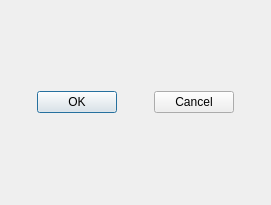
Qt form src/property/dialogs/textformateditdialog.ui (Gris87/ObjectController) before a commit.
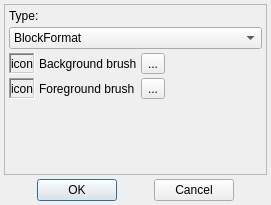
The same form after that commit.

Commit message: Frames for images

```diff
--- a/src/property/dialogs/textformateditdialog.ui
+++ b/src/property/dialogs/textformateditdialog.ui
@@ -20,6 +20,201 @@
    <property name="margin">
     <number>4</number>
    </property>
+   <item>
+    <widget class="QScrollArea" name="mainScrollArea">
+     <property name="widgetResizable">
+      <bool>true</bool>
+     </property>
+     <widget class="QWidget" name="scrollAreaWidgetContents">
+      <property name="geometry">
+       <rect>
+        <x>0</x>
+        <y>0</y>
+        <width>261</width>
+        <height>166</height>
+       </rect>
+      </property>
+      <layout class="QVBoxLayout" name="verticalLayout">
+       <property name="spacing">
+        <number>4</number>
+       </property>
+       <property name="margin">
+        <number>4</number>
+       </property>
+       <item>
+        <widget class="QLabel" name="typeLabel">
+         <property name="text">
+          <string>Type:</string>
+         </property>
+        </widget>
+       </item>
+       <item>
+        <widget class="QComboBox" name="typeComboBox">
+         <item>
+          <property name="text">
+           <string>BlockFormat</string>
+          </property>
+         </item>
+         <item>
+          <property name="text">
+           <string>CharFormat</string>
+          </property>
+         </item>
+         <item>
+          <property name="text">
+           <string>FrameFormat</string>
+          </property>
+         </item>
+         <item>
+          <property name="text">
+           <string>ImageFormat</string>
+          </property>
+         </item>
+         <item>
+          <property name="text">
+           <string>ListFormat</string>
+          </property>
+         </item>
+         <item>
+          <property name="text">
+           <string>TableCellFormat</string>
+          </property>
+         </item>
+         <item>
+          <property name="text">
+           <string>TableFormat</string>
+          </property>
+         </item>
+        </widget>
+       </item>
+       <item>
+        <layout class="QGridLayout" name="gridLayout">
+         <property name="spacing">
+          <number>4</number>
+         </property>
+         <item row="1" column="3">
+          <spacer name="horizontalSpacer_5">
+           <property name="orientation">
+            <enum>Qt::Horizontal</enum>
+           </property>
+           <property name="sizeHint" stdset="0">
+            <size>
+             <width>40</width>
+             <height>20</height>
+            </size>
+           </property>
+          </spacer>
+         </item>
+         <item row="1" column="2">
+          <widget class="QToolButton" name="foregroundButton">
+           <property name="text">
+            <string>...</string>
+           </property>
+          </widget>
+         </item>
+         <item row="0" column="2">
+          <widget class="QToolButton" name="backgroundButton">
+           <property name="text">
+            <string>...</string>
+           </property>
+          </widget>
+         </item>
+         <item row="0" column="3">
+          <spacer name="horizontalSpacer_4">
+           <property name="orientation">
+            <enum>Qt::Horizontal</enum>
+           </property>
+           <property name="sizeHint" stdset="0">
+            <size>
+             <width>40</width>
+             <height>20</height>
+            </size>
+           </property>
+          </spacer>
+         </item>
+         <item row="1" column="0">
+          <widget class="QFrame" name="foregroundFrame">
+           <property name="frameShape">
+            <enum>QFrame::WinPanel</enum>
+           </property>
+           <property name="frameShadow">
+            <enum>QFrame::Sunken</enum>
+           </property>
+           <layout class="QVBoxLayout" name="verticalLayout_4">
+            <property name="spacing">
+             <number>0</number>
+            </property>
+            <property name="margin">
+             <number>0</number>
+            </property>
+            <item>
+             <widget class="QLabel" name="foregroundIconLabel">
+              <property name="text">
+               <string>icon</string>
+              </property>
+             </widget>
+            </item>
+           </layout>
+          </widget>
+         </item>
+         <item row="0" column="1">
+          <widget class="QLabel" name="backgroundLabel">
+           <property name="text">
+            <string>Background brush</string>
+           </property>
+          </widget>
+         </item>
+         <item row="1" column="1">
+          <widget class="QLabel" name="foregroundLabel">
+           <property name="text">
+            <string>Foreground brush</string>
+           </property>
+          </widget>
+         </item>
+         <item row="0" column="0">
+          <widget class="QFrame" name="backgroundFrame">
+           <property name="frameShape">
+            <enum>QFrame::WinPanel</enum>
+           </property>
+           <property name="frameShadow">
+            <enum>QFrame::Sunken</enum>
+           </property>
+           <layout class="QVBoxLayout" name="verticalLayout_2">
+            <property name="spacing">
+             <number>0</number>
+            </property>
+            <property name="margin">
+             <number>0</number>
+            </property>
+            <item>
+             <widget class="QLabel" name="backgroundIconLabel">
+              <property name="text">
+               <string>icon</string>
+              </property>
+             </widget>
+            </item>
+           </layout>
+          </widget>
+         </item>
+        </layout>
+       </item>
+       <item>
+        <spacer name="verticalSpacer">
+         <property name="orientation">
+          <enum>Qt::Vertical</enum>
+         </property>
+         <property name="sizeHint" stdset="0">
+          <size>
+           <width>20</width>
+           <height>114</height>
+          </size>
+         </property>
+        </spacer>
+       </item>
+      </layout>
+     </widget>
+    </widget>
+   </item>
    <item>
     <layout class="QHBoxLayout" name="horizontalLayout">
      <property name="spacing">
```
The commit also changes 14 other files.
